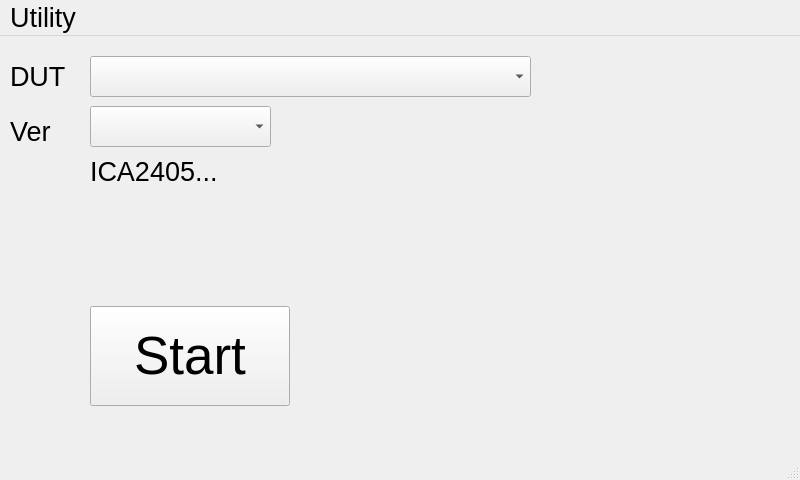
Old version of the form rosWS/src/qt_gui_node_pkg/qt_gui_node_pkg/ui/W_main.ui in the repository sasan-safaei/ICA_TM_V2.
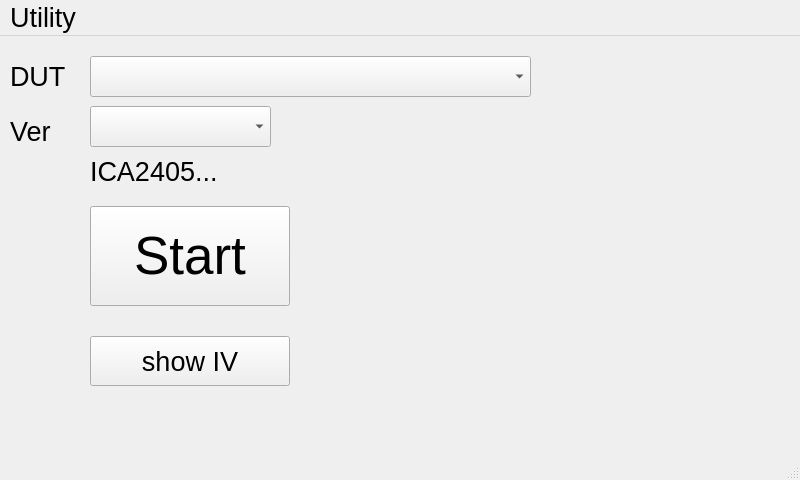
New version of the form. Icons and pictures are not drawn.

Diff of the .ui file:
```diff
--- a/rosWS/src/qt_gui_node_pkg/qt_gui_node_pkg/ui/W_main.ui
+++ b/rosWS/src/qt_gui_node_pkg/qt_gui_node_pkg/ui/W_main.ui
@@ -23,7 +23,7 @@
     <property name="geometry">
      <rect>
       <x>90</x>
-      <y>270</y>
+      <y>170</y>
       <width>200</width>
       <height>100</height>
      </rect>
@@ -146,6 +146,19 @@
      <string>Ver</string>
     </property>
    </widget>
+   <widget class="QPushButton" name="BtnIV">
+    <property name="geometry">
+     <rect>
+      <x>90</x>
+      <y>300</y>
+      <width>200</width>
+      <height>50</height>
+     </rect>
+    </property>
+    <property name="text">
+     <string>show IV</string>
+    </property>
+   </widget>
   </widget>
   <widget class="QMenuBar" name="menubar">
    <property name="geometry">
```
Left out of the diff: 3 changed lines with no effect on the pictures.
